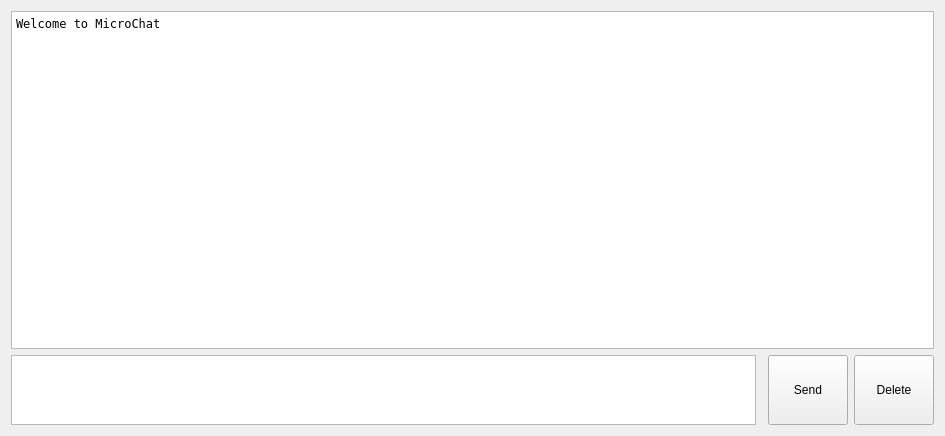
Above: microchat.ui from KarlZeilhofer/microchat before the change. Below: the same form after it.
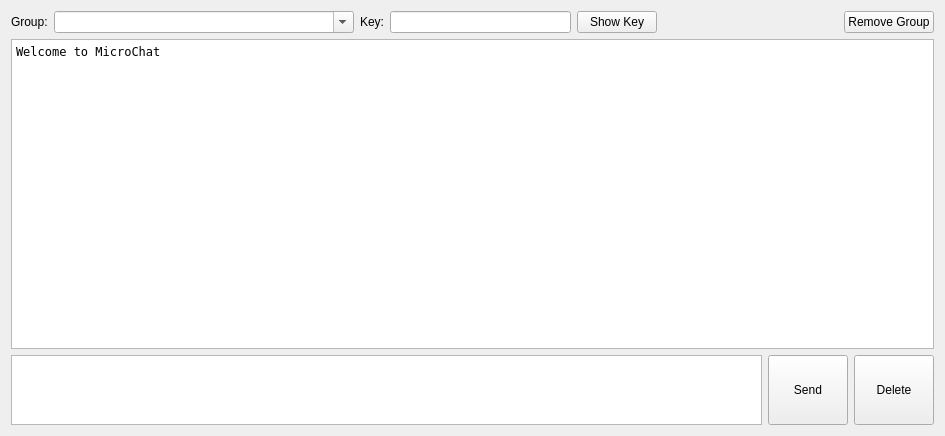
That is the form after the change.

Commit message: Add Encryption and Groups with preshared key and AES256

```diff
--- a/microchat.ui
+++ b/microchat.ui
@@ -14,49 +14,78 @@
    <string>MicroChat</string>
   </property>
   <layout class="QGridLayout" name="gridLayout">
-   <item row="1" column="0">
-    <widget class="QPlainTextEdit" name="plainTextEdit_input">
-     <property name="sizePolicy">
-      <sizepolicy hsizetype="Expanding" vsizetype="Expanding">
-       <horstretch>0</horstretch>
-       <verstretch>1</verstretch>
-      </sizepolicy>
-     </property>
-     <property name="font">
-      <font>
-       <family>DejaVu Sans Mono</family>
-       <italic>false</italic>
-      </font>
-     </property>
-    </widget>
+   <item row="0" column="0" colspan="3">
+    <layout class="QHBoxLayout" name="horizontalLayout">
+     <item>
+      <widget class="QLabel" name="label">
+       <property name="text">
+        <string>Group:</string>
+       </property>
+      </widget>
+     </item>
+     <item>
+      <widget class="QComboBox" name="comboBox_group">
+       <property name="minimumSize">
+        <size>
+         <width>300</width>
+         <height>0</height>
+        </size>
+       </property>
+       <property name="editable">
+        <bool>true</bool>
+       </property>
+      </widget>
+     </item>
+     <item>
+      <widget class="QLabel" name="label_2">
+       <property name="text">
+        <string>Key:</string>
+       </property>
+      </widget>
+     </item>
+     <item>
+      <widget class="QLineEdit" name="lineEdit_key">
+       <property name="text">
+        <string/>
+       </property>
+       <property name="echoMode">
+        <enum>QLineEdit::Password</enum>
+       </property>
+      </widget>
+     </item>
+     <item>
+      <widget class="QPushButton" name="pushButton_showKey">
+       <property name="text">
+        <string>Show Key</string>
+       </property>
+       <property name="checkable">
+        <bool>true</bool>
+       </property>
+      </widget>
+     </item>
+     <item>
+      <spacer name="horizontalSpacer">
+       <property name="orientation">
+        <enum>Qt::Horizontal</enum>
+       </property>
+       <property name="sizeHint" stdset="0">
+        <size>
+         <width>40</width>
+         <height>20</height>
+        </size>
+       </property>
+      </spacer>
+     </item>
+     <item>
+      <widget class="QPushButton" name="pushButton_removeGroup">
+       <property name="text">
+        <string>Remove Group</string>
+       </property>
+      </widget>
+     </item>
+    </layout>
    </item>
-   <item row="1" column="2">
-    <widget class="QPushButton" name="pushButton_send">
-     <property name="sizePolicy">
-      <sizepolicy hsizetype="Minimum" vsizetype="Expanding">
-       <horstretch>0</horstretch>
-       <verstretch>1</verstretch>
-      </sizepolicy>
-     </property>
-     <property name="text">
-      <string>Send</string>
-     </property>
-    </widget>
-   </item>
-   <item row="1" column="3">
-    <widget class="QPushButton" name="pushButton_delete">
-     <property name="sizePolicy">
-      <sizepolicy hsizetype="Minimum" vsizetype="Expanding">
-       <horstretch>0</horstretch>
-       <verstretch>0</verstretch>
-      </sizepolicy>
-     </property>
-     <property name="text">
-      <string>Delete</string>
-     </property>
-    </widget>
-   </item>
-   <item row="0" column="0" colspan="4">
+   <item row="1" column="0" colspan="3">
     <widget class="QPlainTextEdit" name="plainTextEdit_chat">
      <property name="sizePolicy">
       <sizepolicy hsizetype="Expanding" vsizetype="Expanding">
@@ -79,6 +108,48 @@
      </property>
     </widget>
    </item>
+   <item row="2" column="0">
+    <widget class="QPlainTextEdit" name="plainTextEdit_input">
+     <property name="sizePolicy">
+      <sizepolicy hsizetype="Expanding" vsizetype="Expanding">
+       <horstretch>0</horstretch>
+       <verstretch>1</verstretch>
+      </sizepolicy>
+     </property>
+     <property name="font">
+      <font>
+       <family>DejaVu Sans Mono</family>
+       <italic>false</italic>
+      </font>
+     </property>
+    </widget>
+   </item>
+   <item row="2" column="1">
+    <widget class="QPushButton" name="pushButton_send">
+     <property name="sizePolicy">
+      <sizepolicy hsizetype="Minimum" vsizetype="Expanding">
+       <horstretch>0</horstretch>
+       <verstretch>1</verstretch>
+      </sizepolicy>
+     </property>
+     <property name="text">
+      <string>Send</string>
+     </property>
+    </widget>
+   </item>
+   <item row="2" column="2">
+    <widget class="QPushButton" name="pushButton_delete">
+     <property name="sizePolicy">
+      <sizepolicy hsizetype="Minimum" vsizetype="Expanding">
+       <horstretch>0</horstretch>
+       <verstretch>0</verstretch>
+      </sizepolicy>
+     </property>
+     <property name="text">
+      <string>Delete</string>
+     </property>
+    </widget>
+   </item>
   </layout>
   <action name="actionSend">
    <property name="text">
```
The commit also changes 6 other files.
